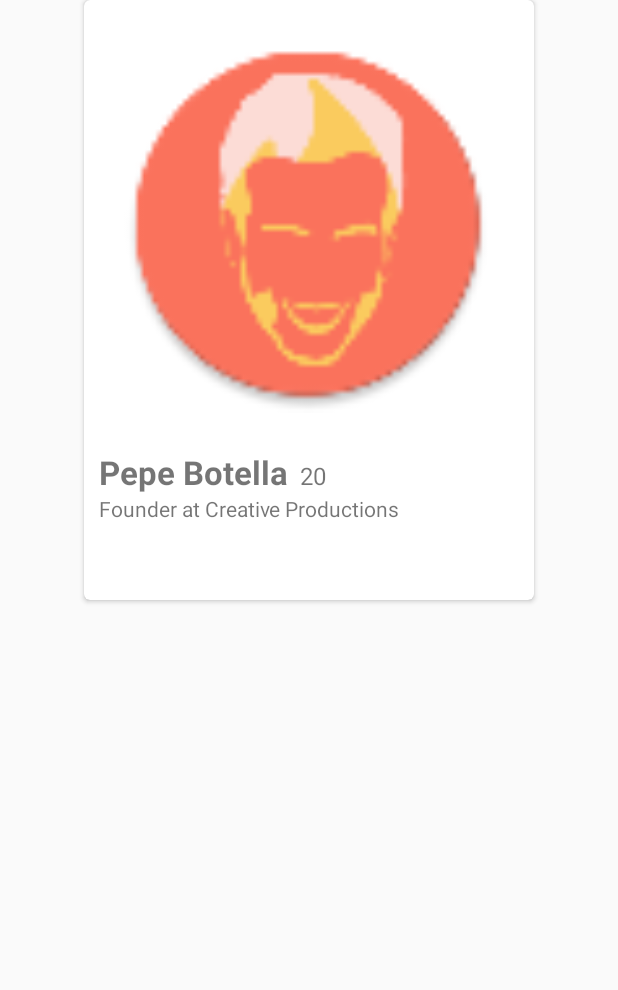
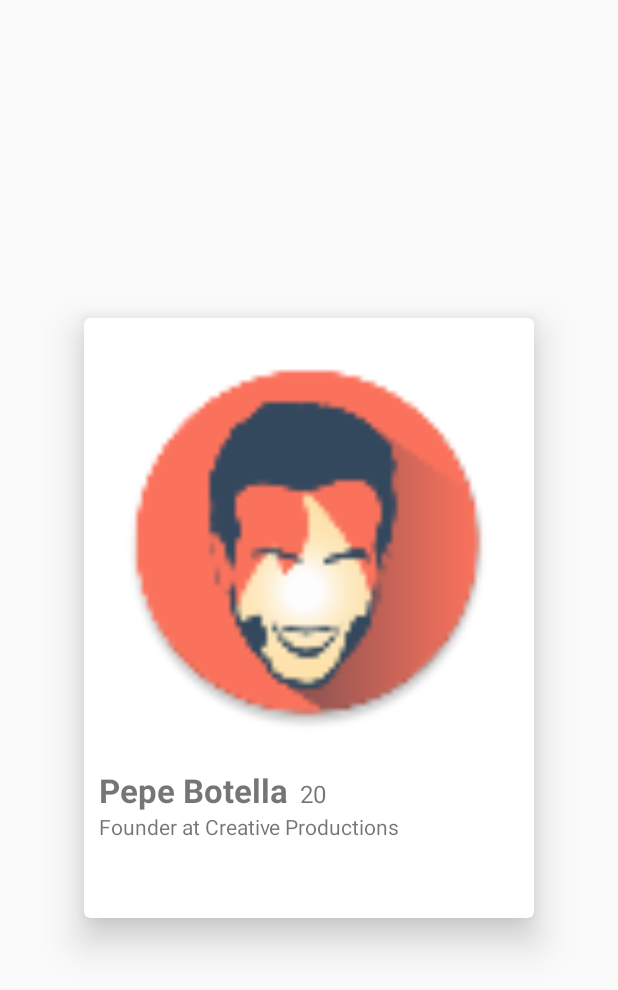
Before and after one commit to casassg/quimder, an Android app: the layout tinder.xml on its own in the app's theme, with its tools: preview values and no code run, on a phone screen of 412 x 824 dp. Shown: the top 990 px of the screen. Run offline under Robolectric (Android 15) with nearby library versions, the phone set to English and light mode, and no system bars.

Commit message:
improve card interface and add attributes to model

```diff
--- a/app/src/main/java/tindre/love/quim/quimtindre/utils/ImagesUtils.java
+++ b/app/src/main/java/tindre/love/quim/quimtindre/utils/ImagesUtils.java
@@ -22,6 +22,7 @@ import tindre.love.quim.quimtindre.model.GreetingCard;
 public class ImagesUtils {
 
     public static final String TAG = ImagesUtils.class.getSimpleName();
+    private final static String GREETING_CARDS = "greetingCards";
 
     public interface SetDrawableCallback {
         void giveMeMyDrawable(Bitmap bitmap);
@@ -37,7 +38,7 @@ public class ImagesUtils {
             Log.d(TAG, "No image yet...");
 
             FirebaseStorage storage = FirebaseStorage.getInstance();
-            StorageReference storageRef = storage.getReference();
+            StorageReference storageRef = storage.getReference().child(GREETING_CARDS);
             String absolutePathImage = getAbsolutePathImage(greetingCard);
 
             Log.d(TAG, "No image yet..." + absolutePathImage);
--- a/app/src/main/res/layout/tinder.xml
+++ b/app/src/main/res/layout/tinder.xml
@@ -1,16 +1,18 @@
 <?xml version="1.0" encoding="utf-8"?>
-<LinearLayout xmlns:android="http://schemas.android.com/apk/res/android"
-    android:orientation="vertical" android:layout_width="match_parent"
+<RelativeLayout
+    xmlns:android="http://schemas.android.com/apk/res/android"
+    android:layout_width="match_parent"
     android:layout_height="match_parent" >
-
 
     <android.support.v7.widget.CardView
         xmlns:card_view="http://schemas.android.com/apk/res-auto"
         android:id="@+id/card_view"
-        android:layout_gravity="center"
+        android:layout_centerHorizontal="true"
+        android:layout_centerVertical="true"
         android:layout_width="300dp"
         android:layout_height="400dp"
-        card_view:cardCornerRadius="4dp">
+        card_view:cardCornerRadius="4dp"
+        card_view:cardElevation="15dp">
 
         <RelativeLayout
             android:layout_width="300dp"
@@ -22,7 +24,7 @@
                 android:id="@+id/user_photo"
                 android:layout_alignParentTop="true"
                 android:layout_centerHorizontal="true"
-                android:src="@mipmap/quimder_logo_1"
+                android:src="@mipmap/quimder_logo_4"
                 android:contentDescription="@string/user_photo_description" />
 
             <LinearLayout
@@ -81,4 +83,4 @@
 
     </android.support.v7.widget.CardView>
 
-</LinearLayout>
+</RelativeLayout>
```
Also changed, not shown: app/src/main/java/tindre/love/quim/quimtindre/activity/MainActivity.java (+6 -2 lines), app/src/main/java/tindre/love/quim/quimtindre/model/GreetingCard.java (+18 -0 lines).
